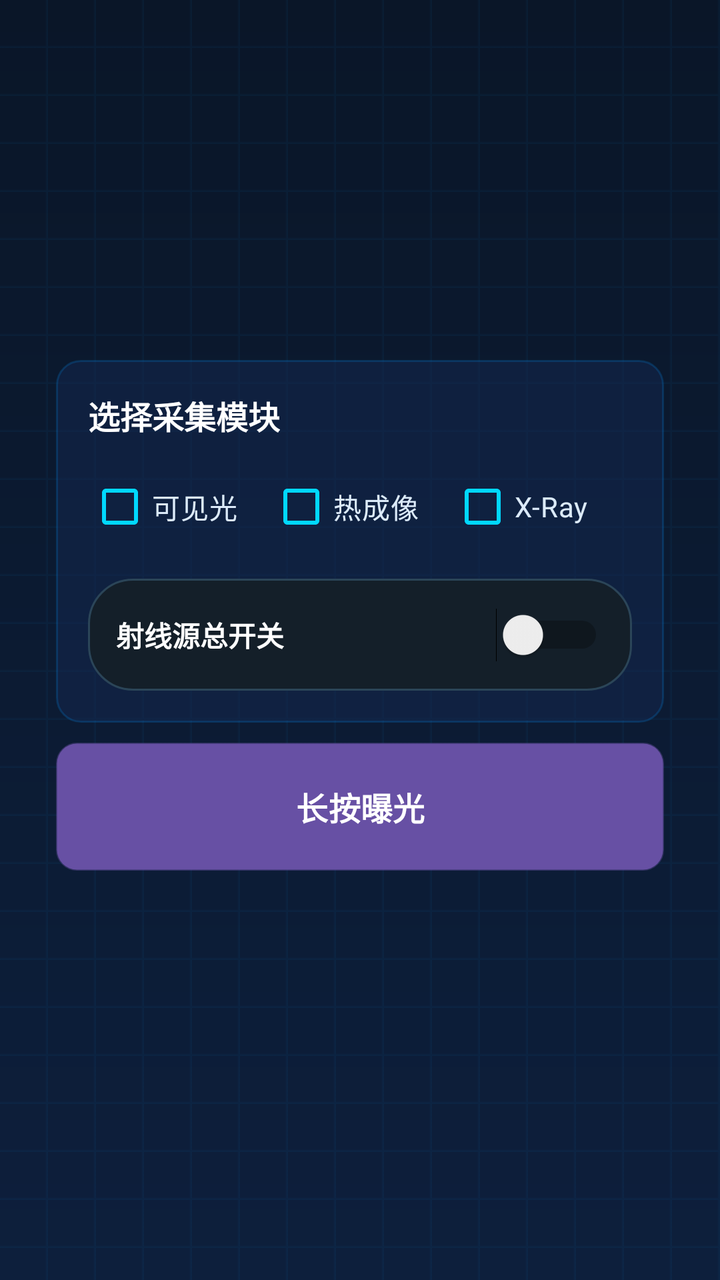
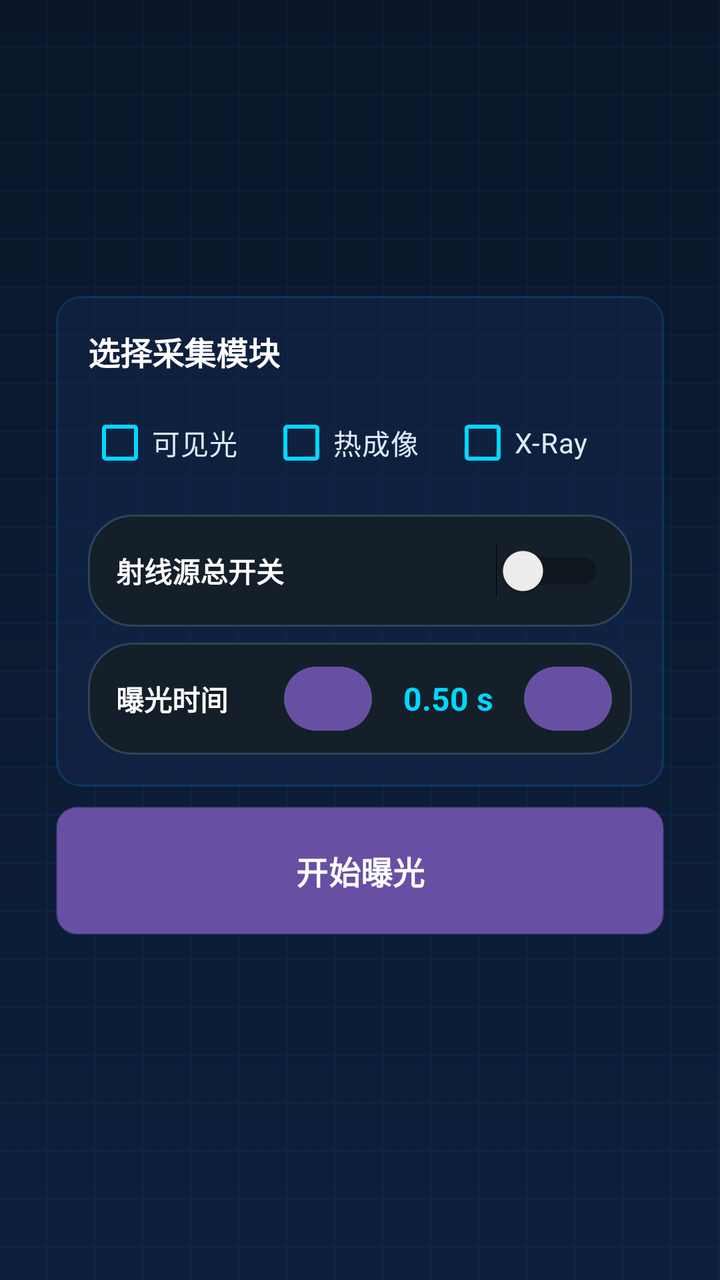

Compare the two renders of this Android layout. The source of the first and the diff that turns it into the second are given below.
<!-- AndroidManifest.xml: application theme Theme.WeiguangDRController -->
<!-- res/layout/fragment_exposure_prepare.xml -->
<?xml version="1.0" encoding="utf-8"?>
<ScrollView xmlns:android="http://schemas.android.com/apk/res/android"
    android:layout_width="match_parent"
    android:layout_height="match_parent"
    android:background="@drawable/bg_root_gradient"
    android:fillViewport="true"
    android:scrollbars="none">

    <LinearLayout
        android:layout_width="match_parent"
        android:layout_height="wrap_content"
        android:gravity="center"
        android:orientation="vertical"
        android:padding="28dp">

        <LinearLayout
            android:layout_width="match_parent"
            android:layout_height="wrap_content"
            android:background="@drawable/bg_card_tech"
            android:orientation="vertical"
            android:padding="16dp">

            <TextView
                android:layout_width="wrap_content"
                android:layout_height="wrap_content"
                android:text="选择采集模块"
                android:textColor="#FFFFFF"
                android:textSize="16sp"
                android:textStyle="bold" />

            <LinearLayout
                android:layout_width="match_parent"
                android:layout_height="wrap_content"
                android:layout_marginTop="10dp"
                android:gravity="center"
                android:orientation="horizontal">

                <CheckBox
                    android:id="@+id/selectCameraCheck"
                    android:layout_width="0dp"
                    android:layout_height="wrap_content"
                    android:layout_weight="1"
                    android:buttonTint="#00D8FF"
                    android:text="可见光"
                    android:textColor="#DCEBFA"
                    android:textSize="14sp" />

                <CheckBox
                    android:id="@+id/selectThermalCheck"
                    android:layout_width="0dp"
                    android:layout_height="wrap_content"
                    android:layout_weight="1"
                    android:buttonTint="#00D8FF"
                    android:text="热成像"
                    android:textColor="#DCEBFA"
                    android:textSize="14sp" />

                <CheckBox
                    android:id="@+id/selectXrayCheck"
                    android:layout_width="0dp"
                    android:layout_height="wrap_content"
                    android:layout_weight="1"
                    android:buttonTint="#00D8FF"
                    android:checked="true"
                    android:text="X-Ray"
                    android:textColor="#DCEBFA"
                    android:textSize="14sp" />
            </LinearLayout>

            <Switch
                android:id="@+id/xrayMasterSwitch"
                android:layout_width="match_parent"
                android:layout_height="56dp"
                android:layout_marginTop="12dp"
                android:background="@drawable/bg_input_box"
                android:paddingStart="14dp"
                android:paddingEnd="14dp"
                android:showText="false"
                android:text="射线源总开关"
                android:textColor="#FFFFFF"
                android:textSize="14sp"
                android:textStyle="bold" />
        </LinearLayout>

        <Button
            android:id="@+id/exposureButton"
            android:layout_width="match_parent"
            android:layout_height="64dp"
            android:layout_marginTop="10dp"
            android:background="@drawable/bg_exposure_hold"
            android:text="长按曝光"
            android:textAllCaps="false"
            android:textColor="#FFFFFF"
            android:textSize="16sp"
            android:textStyle="bold" />

        <TextView
            android:id="@+id/exposureResultText"
            android:layout_width="match_parent"
            android:layout_height="wrap_content"
            android:layout_marginTop="8dp"
            android:gravity="center"
            android:text=""
            android:textColor="#FFD36A"
            android:textSize="12sp" />
    </LinearLayout>
</ScrollView>
<!-- resources referenced by this layout -->
<resources>
  <!-- drawable bg_card_tech (drawable) -->
  <?xml version="1.0" encoding="utf-8"?>
  <shape xmlns:android="http://schemas.android.com/apk/res/android"
      android:shape="rectangle">
      <solid android:color="#80142850" />
      <corners android:radius="12dp" />
      <stroke
          android:width="1dp"
          android:color="#330096FF" />
  </shape>
  <!-- drawable bg_exposure_hold (drawable) -->
  <?xml version="1.0" encoding="utf-8"?>
  <selector xmlns:android="http://schemas.android.com/apk/res/android">
      <item android:state_pressed="true">
          <shape android:shape="rectangle">
              <gradient android:angle="0" android:startColor="#FF8A00" android:endColor="#FFB800" />
              <corners android:radius="10dp" />
              <stroke android:width="2dp" android:color="#FFFFD36A" />
          </shape>
      </item>
      <item>
          <shape android:shape="rectangle">
              <gradient android:angle="0" android:startColor="#007ACC" android:endColor="#00B4FF" />
              <corners android:radius="10dp" />
              <stroke android:width="1dp" android:color="#6600D8FF" />
          </shape>
      </item>
  </selector>
  <!-- drawable bg_input_box (drawable) -->
  <?xml version="1.0" encoding="utf-8"?>
  <shape xmlns:android="http://schemas.android.com/apk/res/android">
      <solid android:color="#141F29" />
      <corners android:radius="22dp" />
      <stroke
          android:width="1dp"
          android:color="#2B4558" />
  </shape>
  <!-- drawable bg_root_gradient (drawable) -->
  <?xml version="1.0" encoding="utf-8"?>
  <layer-list xmlns:android="http://schemas.android.com/apk/res/android">
      <item>
          <shape android:shape="rectangle">
              <gradient
                  android:angle="270"
                  android:startColor="#0A1628"
                  android:endColor="#0D1F3C" />
          </shape>
      </item>
      <item>
          <bitmap
              android:gravity="fill"
              android:src="@drawable/grid_pattern"
              android:tileMode="repeat" />
      </item>
  </layer-list>
  <style name="Theme.WeiguangDRController" parent="Base.Theme.WeiguangDRController" />
  <!-- drawable grid_pattern: png bitmap (drawable, 115 bytes) -->
  <style name="Base.Theme.WeiguangDRController" parent="Theme.Material3.DayNight.NoActionBar">
          
          
      </style>
</resources>

<!-- the commit's change to res/layout/fragment_exposure_prepare.xml (unified diff, before → after) -->
@@ -80,6 +80,59 @@
                 android:textColor="#FFFFFF"
                 android:textSize="14sp"
                 android:textStyle="bold" />
+
+            <LinearLayout
+                android:id="@+id/exposureDurationPanel"
+                android:layout_width="match_parent"
+                android:layout_height="56dp"
+                android:layout_marginTop="8dp"
+                android:background="@drawable/bg_input_box"
+                android:gravity="center_vertical"
+                android:orientation="horizontal"
+                android:paddingStart="14dp"
+                android:paddingEnd="10dp">
+
+                <TextView
+                    android:layout_width="0dp"
+                    android:layout_height="wrap_content"
+                    android:layout_weight="1"
+                    android:text="曝光时间"
+                    android:textColor="#FFFFFF"
+                    android:textSize="14sp"
+                    android:textStyle="bold" />
+
+                <Button
+                    android:id="@+id/decreaseExposureButton"
+                    android:layout_width="44dp"
+                    android:layout_height="40dp"
+                    android:minWidth="0dp"
+                    android:minHeight="0dp"
+                    android:text="−"
+                    android:textAllCaps="false"
+                    android:textColor="#FFFFFF"
+                    android:textSize="20sp" />
+
+                <TextView
+                    android:id="@+id/exposureDurationText"
+                    android:layout_width="76dp"
+                    android:layout_height="wrap_content"
+                    android:gravity="center"
+                    android:text="0.50 s"
+                    android:textColor="#00D8FF"
+                    android:textSize="16sp"
+                    android:textStyle="bold" />
+
+                <Button
+                    android:id="@+id/increaseExposureButton"
+                    android:layout_width="44dp"
+                    android:layout_height="40dp"
+                    android:minWidth="0dp"
+                    android:minHeight="0dp"
+                    android:text="+"
+                    android:textAllCaps="false"
+                    android:textColor="#FFFFFF"
+                    android:textSize="18sp" />
+            </LinearLayout>
         </LinearLayout>
 
         <Button
@@ -88,7 +141,7 @@
             android:layout_height="64dp"
             android:layout_marginTop="10dp"
             android:background="@drawable/bg_exposure_hold"
-            android:text="长按曝光"
+            android:text="开始曝光"
             android:textAllCaps="false"
             android:textColor="#FFFFFF"
             android:textSize="16sp"
